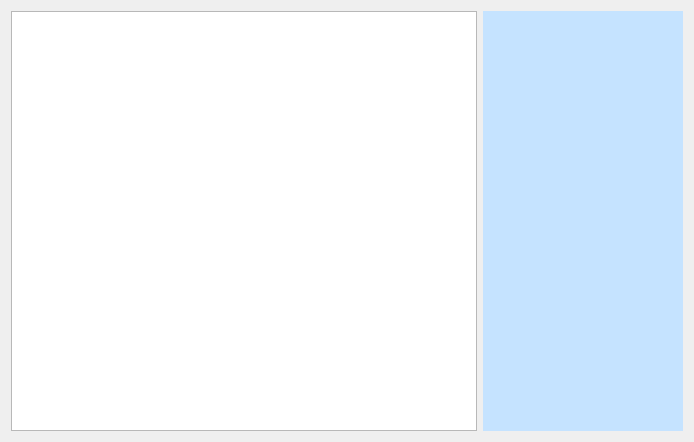
The window that Orar/OrarApp/DisplayTimetableView.ui (alexandrutm/UnivTimetable) describes before a commit, drawn with Qt 5.
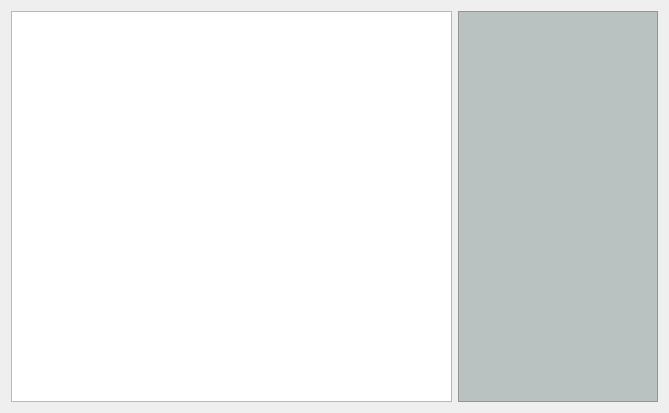
The same window after the commit.

Commit message: tied up model class with class view and list of classes from timetable

The edit to the form file:
```diff
--- a/Orar/OrarApp/DisplayTimetableView.ui
+++ b/Orar/OrarApp/DisplayTimetableView.ui
@@ -6,8 +6,8 @@
    <rect>
     <x>0</x>
     <y>0</y>
-    <width>694</width>
-    <height>442</height>
+    <width>669</width>
+    <height>413</height>
    </rect>
   </property>
   <property name="windowTitle">
@@ -52,12 +52,12 @@
      </property>
      <property name="maximumSize">
       <size>
-       <width>300</width>
+       <width>200</width>
        <height>16777215</height>
       </size>
      </property>
      <property name="styleSheet">
-      <string notr="true">background-color: rgb(197, 227, 255);</string>
+      <string notr="true">background-color: rgb(186, 194, 193);</string>
      </property>
      <property name="frameShape">
       <enum>QFrame::NoFrame</enum>
@@ -81,6 +81,9 @@
       <property name="bottomMargin">
        <number>0</number>
       </property>
+      <item>
+       <widget class="QListView" name="mGroupList"/>
+      </item>
      </layout>
     </widget>
    </item>
```
The commit also changes 13 other files.
